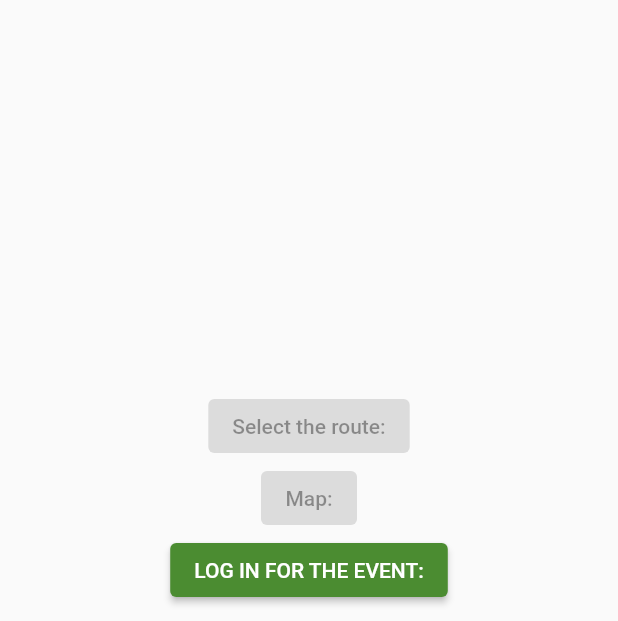
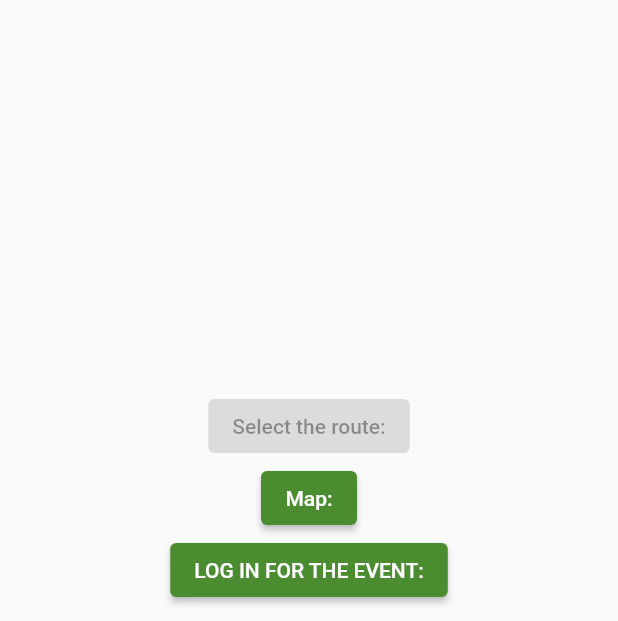
Before and after one commit to umutnacak/enviro_solutions_proposal, a Flutter app: the screen it shows after launch, on a phone screen of 412 x 824 dp, the part 615-1236 px from its top. Run offline on Flutter 3.47's test engine with Material 2 defaults, Android fonts, the phone set to English and light mode, and no system bars; our stand-ins replace bloc; generated files the repository leaves out were written again.

Commit message:
Start working on map

```diff
--- a/lib/home/home_page.dart
+++ b/lib/home/home_page.dart
@@ -1,5 +1,6 @@
 import 'package:flutter/material.dart';
 import 'package:rb_reader/login/login.dart';
+import 'package:rb_reader/map/map_page.dart';
 
 class HomePage extends StatelessWidget {
   const HomePage({super.key});
@@ -25,14 +26,33 @@ class HomePage extends StatelessWidget {
               onPressed: null,
               child: Text('Select the route:'),
             ),
-            ElevatedButton(
-              onPressed: null,
-              child: Text('Map:'),
-            ),
+            MapButton(),
             LoginButton(),
           ],
         ),
       ),
+    );
+  }
+}
+
+class MapButton extends StatelessWidget {
+  const MapButton({super.key});
+
+  @override
+  Widget build(BuildContext context) {
+    return ElevatedButton(
+      key: const Key('MapButton'),
+      onPressed: () {
+        Navigator.of(context).push(
+          MaterialPageRoute<MapPage>(
+            builder: (context) => const MapPage(),
+          ),
+        );
+      },
+      style: ElevatedButton.styleFrom(
+        backgroundColor: Theme.of(context).colorScheme.secondary,
+      ),
+      child: const Text('Map:'),
     );
   }
 }
--- /dev/null
+++ b/lib/map/map.dart
@@ -0,0 +1 @@
+export './map_page.dart';
```
Also changed, not shown: lib/map/map_page.dart (added, +33 -0 lines), 3 other files.
